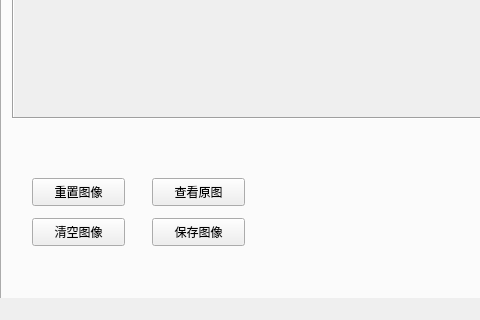
Fanchuana/digital-processing-project, file ui.ui: the form before one commit; both pictures show x 0 to 480 and y 441 to 761 of the 1077 by 761 pixel window.
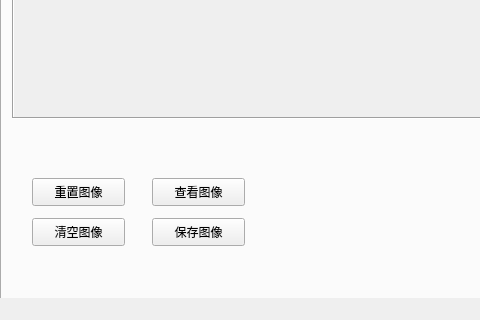
The form after the commit.

Commit message: maybe final?thanks to oy and wry' s software testing!

```diff
--- a/ui.ui
+++ b/ui.ui
@@ -67,7 +67,7 @@
        </rect>
       </property>
       <property name="text">
-       <string>查看原图</string>
+       <string>查看图像</string>
       </property>
      </widget>
      <widget class="QLabel" name="label_2">
```
Left out of the diff: 4 changed lines with no effect on the pictures. The commit also changes 2 other files.
